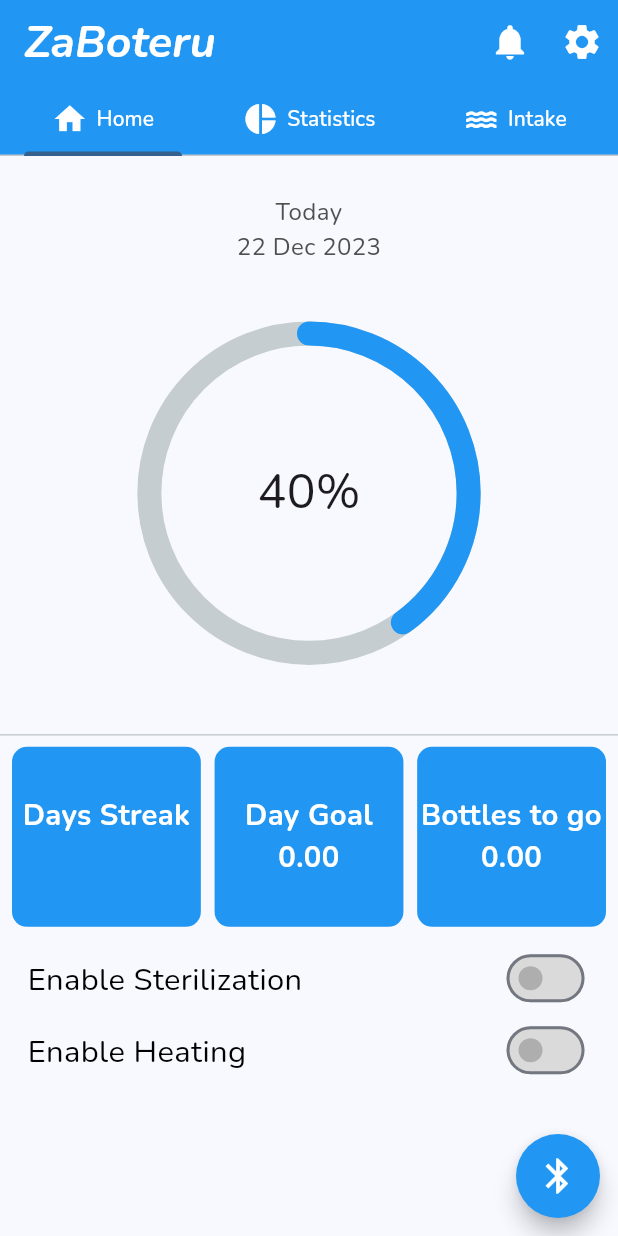
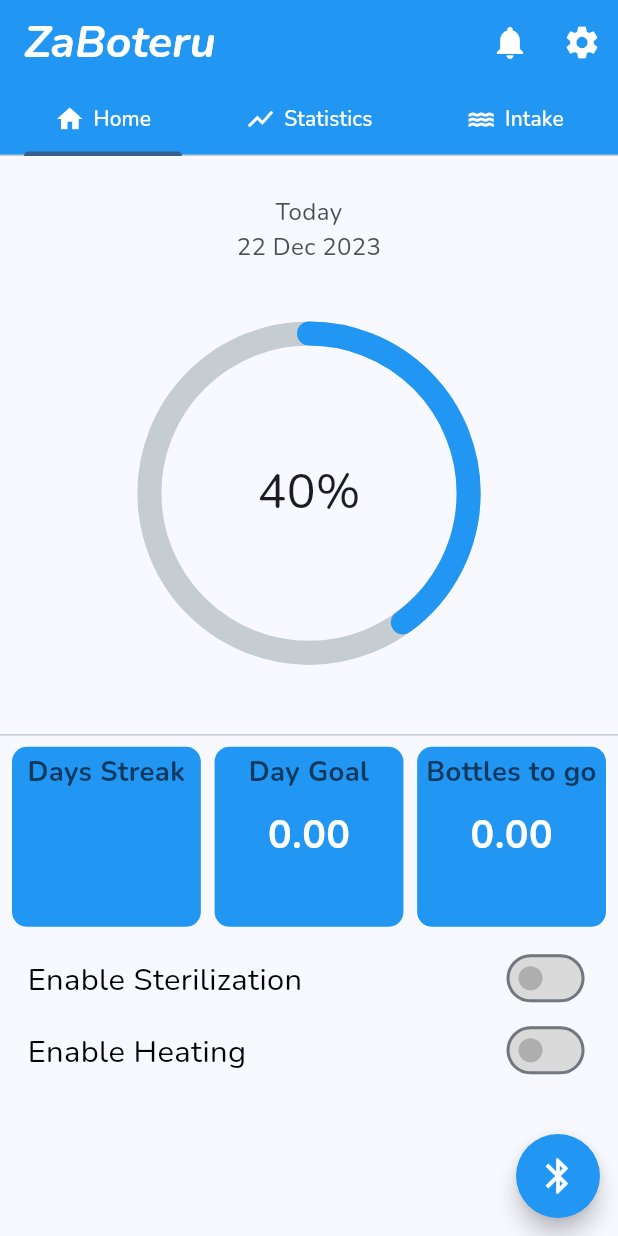
Before and after one commit to ZaBoteru/ZaBoteru-HydrationApp, a Flutter app: the screen it shows after launch, on a phone screen of 412 x 824 dp. Run offline on Flutter 3.47's test engine with Material 3 defaults, Android fonts, the phone set to English and light mode, and no system bars; drawn by our look-alikes of percent_indicator; our stand-ins replace animated_splash_screen, device_preview, flutter_screenutil, google_fonts, lottie.

Commit message:
icons_size_reduced

```diff
--- a/lib/pages/Dashboard.dart
+++ b/lib/pages/Dashboard.dart
@@ -84,16 +84,20 @@
                               color: Colors.blue,
                               borderRadius: BorderRadius.circular(10.0),
                             ),
-                            child: Center(
-                              child: Text(
-                                'Days Streak\n',
+                            child: Padding(
+                              padding: const EdgeInsets.all(4),
+                              child: Column(children: [
+                                Text(
+                                  'Days Streak',
                                   textAlign: TextAlign.center,
                                   style: TextStyle(
-                                  color: Colors.white,
-                                  fontSize: 17.sp,
+                                    color:
+                                        const Color.fromARGB(255, 12, 57, 93),
+                                    fontSize: 16.0.sp,
                                     fontWeight: FontWeight.bold,
                                   ),
                                 ),
+                              ]),
                             ),
                           ),
                         ),
@@ -104,16 +108,34 @@
                               color: Colors.blue,
                               borderRadius: BorderRadius.circular(10.0),
                             ),
-                            child: Center(
-                              child: Text(
-                                'Day Goal\n${context.watch<ResultProvider>().result[0].toStringAsPrecision(3)}',
+                            child: Padding(
+                              padding: const EdgeInsets.all(4),
+                              child: Column(children: [
+                                Text(
+                                  'Day Goal',
                                   textAlign: TextAlign.center,
                                   style: TextStyle(
-                                  color: Colors.white,
-                                  fontSize: 17.0.sp,
+                                    color:
+                                        const Color.fromARGB(255, 12, 57, 93),
+                                    fontSize: 16.0.sp,
                                     fontWeight: FontWeight.bold,
                                   ),
                                 ),
+                                SizedBox(
+                                  height: 8.h,
+                                ),
+                                Text(
+                                  context
+                                      .watch<ResultProvider>()
+                                      .result[0]
+                                      .toStringAsPrecision(3),
+                                  style: TextStyle(
+                                    color: Colors.white,
+                                    fontSize: 23.0.sp,
+                                    fontWeight: FontWeight.bold,
+                                  ),
+                                )
+                              ]),
                             ),
                           ),
                         ),
@@ -124,16 +146,34 @@
                               color: Colors.blue,
                               borderRadius: BorderRadius.circular(10.0),
                             ),
-                            child: Center(
-                              child: Text(
-                                'Bottles to go\n${context.watch<ResultProvider>().result[1].toStringAsPrecision(3)}',
+                            child: Padding(
+                              padding: const EdgeInsets.all(4),
+                              child: Column(children: [
+                                Text(
+                                  'Bottles to go',
                                   textAlign: TextAlign.center,
                                   style: TextStyle(
-                                  color: Colors.white,
-                                  fontSize: 17.0.sp,
+                                    color:
+                                        const Color.fromARGB(255, 12, 57, 93),
+                                    fontSize: 16.0.sp,
                                     fontWeight: FontWeight.bold,
                                   ),
                                 ),
+                                SizedBox(
+                                  height: 8.h,
+                                ),
+                                Text(
+                                  context
+                                      .watch<ResultProvider>()
+                                      .result[1]
+                                      .toStringAsPrecision(3),
+                                  style: TextStyle(
+                                    color: Colors.white,
+                                    fontSize: 23.0.sp,
+                                    fontWeight: FontWeight.bold,
+                                  ),
+                                )
+                              ]),
                             ),
                           ),
                         ),
--- a/lib/pages/TabController.dart
+++ b/lib/pages/TabController.dart
@@ -31,7 +31,7 @@
                 icon: const Icon(
                   Icons.notifications,
                   color: Colors.white,
-                  size: 28,
+                  size: 26,
                 ),
                 onPressed: () {
                   // Navigate to the 'notification' page here
@@ -42,7 +42,7 @@
                 icon: const Icon(
                   Icons.settings,
                   color: Colors.white,
-                  size: 28,
+                  size: 26,
                 ),
                 onPressed: () {
                   // Navigate to the 'settings' page here
@@ -53,15 +53,27 @@
             bottom: const TabBar(
               tabs: [
                 CustomTab(
-                  icon: Icon(Icons.home, color: Colors.white),
+                  icon: Icon(
+                    Icons.home,
+                    color: Colors.white,
+                    size: 20,
+                  ),
                   text: 'Home',
                 ),
                 CustomTab(
-                  icon: Icon(Icons.pie_chart, color: Colors.white),
+                  icon: Icon(
+                    Icons.show_chart_outlined,
+                    color: Colors.white,
+                    size: 20,
+                  ),
                   text: 'Statistics',
                 ),
                 CustomTab(
-                  icon: Icon(Icons.water, color: Colors.white),
+                  icon: Icon(
+                    Icons.water,
+                    color: Colors.white,
+                    size: 20,
+                  ),
                   text: 'Intake',
                 ),
               ],
--- a/lib/pages/WaterIntake.dart
+++ b/lib/pages/WaterIntake.dart
@@ -55,11 +55,12 @@
                   mainAxisAlignment: MainAxisAlignment.spaceBetween,
                   children: <Widget>[
                     Row(
+                      mainAxisAlignment: MainAxisAlignment.start,
                       children: [
                         Text(
                           'Gender',
                           style: TextStyle(
-                              fontSize: 18.sp,
+                              fontSize: 16.sp,
                               color: const Color.fromARGB(255, 22, 22, 22)),
                         )
                       ],
@@ -88,7 +89,7 @@
                     selectedCountry = value;
                   });
                 }),
-                _buildTextInput('Age (years)', TextInputType.number, (value) {
+                _buildTextInput('Age', TextInputType.number, (value) {
                   setState(() {
                     age = int.tryParse(value) ?? 0;
                   });
@@ -99,7 +100,7 @@
                   });
                 }),
                 _buildTextInput(
-                    'Glasses of Water (250 ml)', TextInputType.number, (value) {
+                    'Glasses of Water (250ml)', TextInputType.number, (value) {
                   setState(() {
                     glassesOfWater = int.tryParse(value) ?? 0;
                   });
@@ -126,6 +127,9 @@
                     ),
                   ),
                 ),
+                SizedBox(
+                  height: 70.h,
+                )
               ],
             ),
           ),
```
Lines whose indentation alone changed are shown as unchanged.
